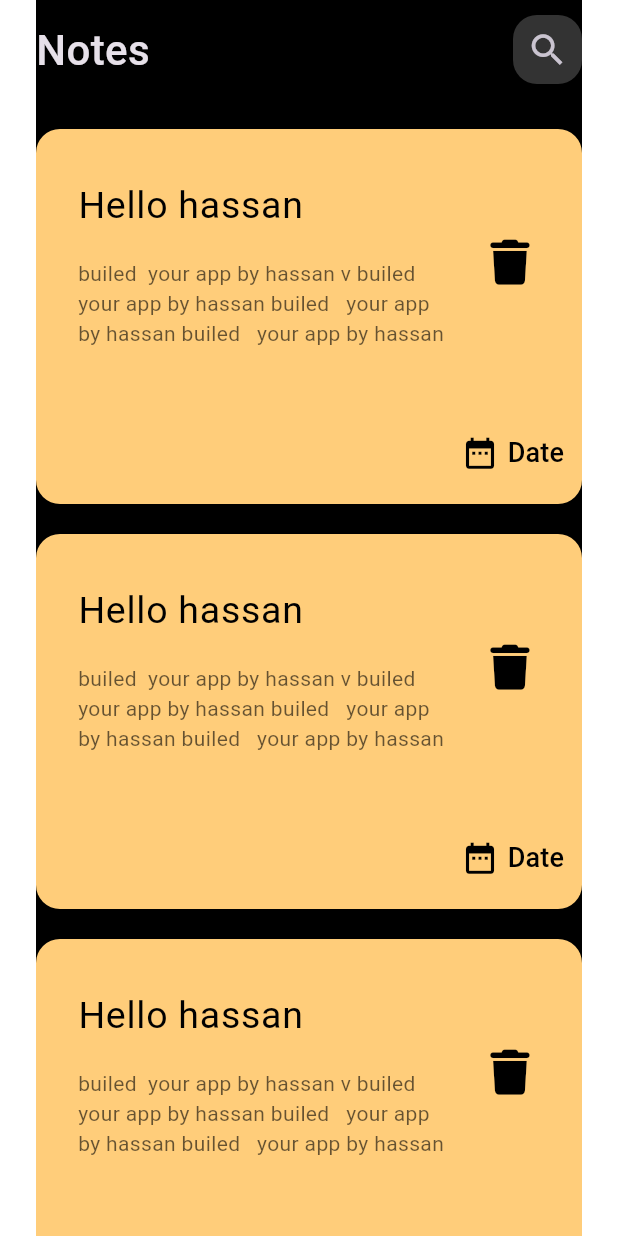
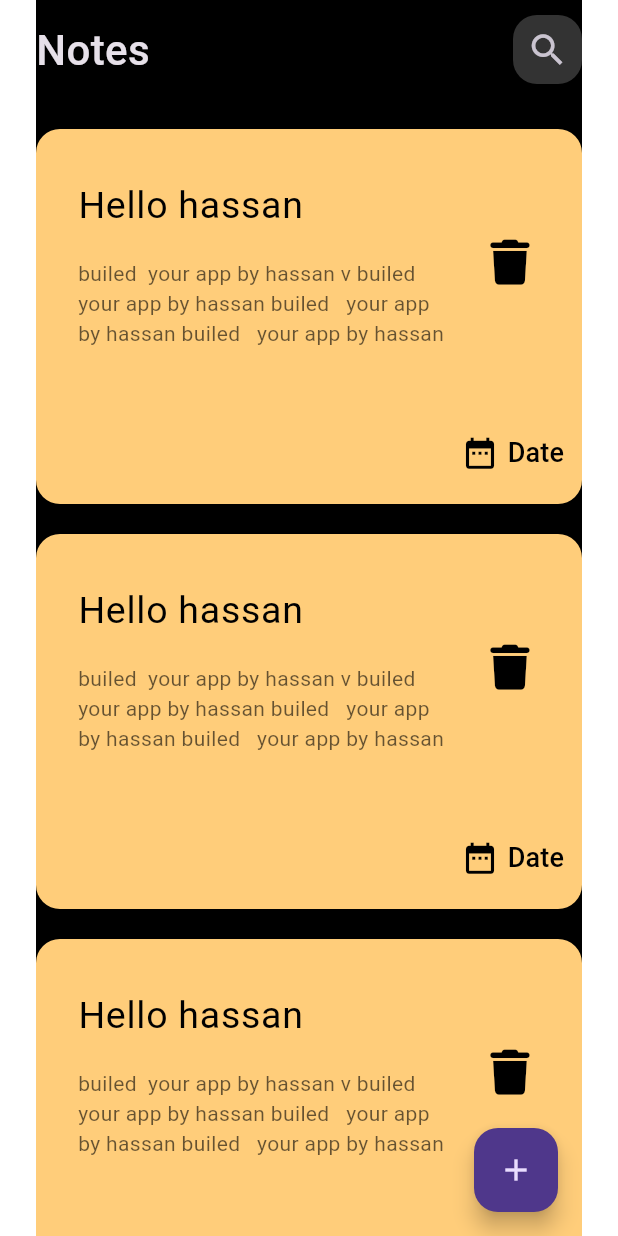
Before and after one commit to Hassanlbrhim/Notes_App, a Flutter app: the screen it shows after launch, on a phone screen of 412 x 824 dp. Run offline on Flutter 3.47's test engine with Material 3 defaults, Android fonts, the phone set to English and light mode, and no system bars; our stand-ins replace font_awesome_flutter, lottie; Roboto replaces fonts that are missing (Poppins).

Commit message:
add floating action button

```diff
--- a/notes_app/lib/views/Home_page.dart
+++ b/notes_app/lib/views/Home_page.dart
@@ -9,7 +9,12 @@ class NotesApp extends StatelessWidget {
     return SafeArea(
       child: Padding(
         padding: EdgeInsets.symmetric(horizontal: 24),
-        child: const Scaffold(
+        child: Scaffold(
+          floatingActionButton: FloatingActionButton(
+              onPressed: () {},
+              child: Icon(
+                Icons.add,
+              )),
           backgroundColor: Colors.black,
           body: NotesViewsBodey(),
         ),
```
